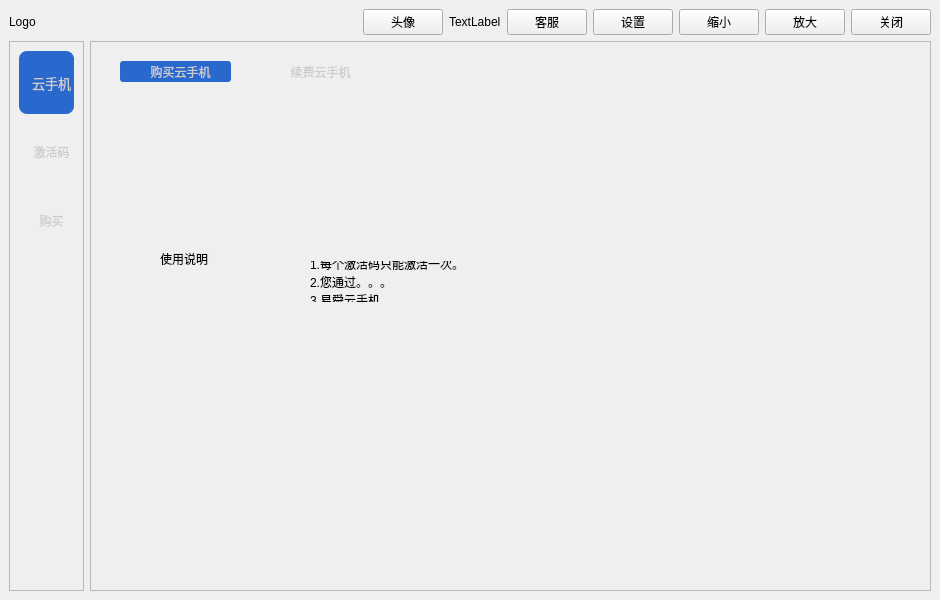
Old version of the form mainwindow.ui in the repository ZhouMei20220810/TEST.
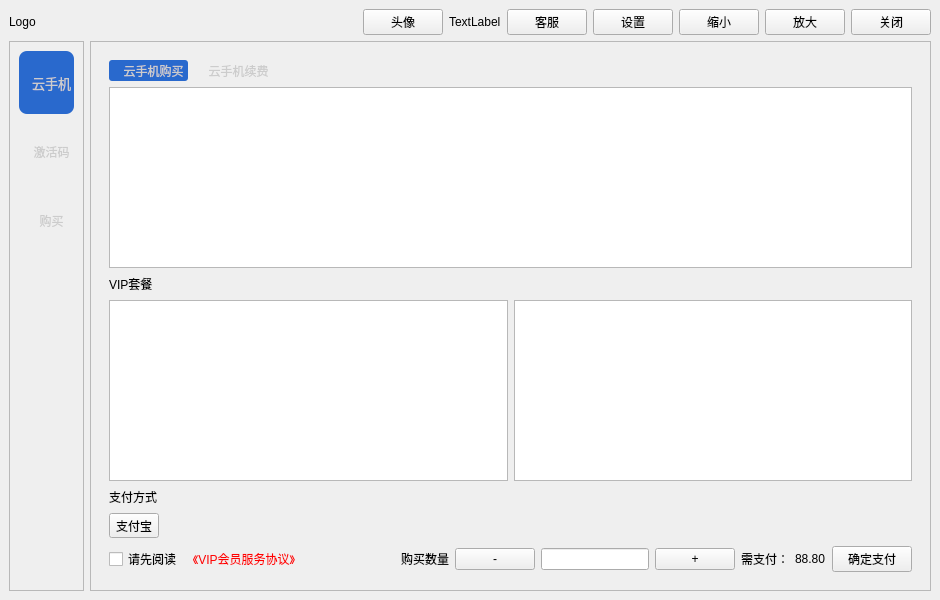
New version of the form. The open tabs and pages were chosen to show the change.

Commit message: 购买Tab页，云手机购买和云手机续费UI

The edit to the form file:
```diff
--- a/mainwindow.ui
+++ b/mainwindow.ui
@@ -559,15 +559,11 @@
             </widget>
            </widget>
            <widget class="QWidget" name="page_3">
+            <layout class="QVBoxLayout" name="verticalLayout_7">
+             <item>
+              <layout class="QHBoxLayout" name="horizontalLayout_15">
+               <item>
             <widget class="QToolButton" name="toolBtnBuyPhone">
-             <property name="geometry">
-              <rect>
-               <x>20</x>
-               <y>10</y>
-               <width>111</width>
-               <height>21</height>
-              </rect>
-             </property>
              <property name="styleSheet">
               <string notr="true">QToolButton {border:none;
 color: rgb(204, 204, 204);
@@ -583,18 +579,12 @@
 }</string>
              </property>
              <property name="text">
-              <string>购买云手机</string>
-             </property>
-            </widget>
+                  <string>云手机购买</string>
+                 </property>
+                </widget>
+               </item>
+               <item>
             <widget class="QToolButton" name="toolBtnRenewPhone">
-             <property name="geometry">
-              <rect>
-               <x>170</x>
-               <y>10</y>
-               <width>91</width>
-               <height>21</height>
-              </rect>
-             </property>
              <property name="styleSheet">
               <string notr="true">QToolButton {border:none;
 color: rgb(204, 204, 204);
@@ -609,49 +599,351 @@
 }</string>
              </property>
              <property name="text">
-              <string>续费云手机</string>
-             </property>
-            </widget>
-            <widget class="QLabel" name="label_3">
-             <property name="geometry">
-              <rect>
-               <x>60</x>
-               <y>200</y>
-               <width>53</width>
-               <height>15</height>
-              </rect>
-             </property>
-             <property name="text">
-              <string>使用说明：</string>
-             </property>
-            </widget>
+                  <string>云手机续费</string>
+                 </property>
+                </widget>
+               </item>
+               <item>
+                <spacer name="horizontalSpacer_14">
+                 <property name="orientation">
+                  <enum>Qt::Horizontal</enum>
+                 </property>
+                 <property name="sizeHint" stdset="0">
+                  <size>
+                   <width>40</width>
+                   <height>20</height>
+                  </size>
+                 </property>
+                </spacer>
+               </item>
+              </layout>
+             </item>
+             <item>
+              <widget class="QListWidget" name="listWidgetLevel"/>
+             </item>
+             <item>
+              <layout class="QHBoxLayout" name="horizontalLayout_12">
+               <item>
             <widget class="QLabel" name="label_2">
-             <property name="geometry">
-              <rect>
-               <x>210</x>
-               <y>210</y>
-               <width>481</width>
-               <height>41</height>
-              </rect>
-             </property>
+                 <property name="text">
+                  <string>VIP套餐</string>
+                 </property>
+                </widget>
+               </item>
+               <item>
+                <spacer name="horizontalSpacer_11">
+                 <property name="orientation">
+                  <enum>Qt::Horizontal</enum>
+                 </property>
+                 <property name="sizeHint" stdset="0">
+                  <size>
+                   <width>40</width>
+                   <height>20</height>
+                  </size>
+                 </property>
+                </spacer>
+               </item>
+              </layout>
+             </item>
+             <item>
+              <layout class="QHBoxLayout" name="horizontalLayout_16">
+               <item>
+                <widget class="QListWidget" name="listWidgetVIP"/>
+               </item>
+               <item>
+                <widget class="QListWidget" name="listWidgetRenewList"/>
+               </item>
+              </layout>
+             </item>
+             <item>
+              <layout class="QHBoxLayout" name="horizontalLayout_11">
+               <item>
+                <widget class="QLabel" name="label_3">
              <property name="text">
-              <string>1.每个激活码只能激活一次。
-2.您通过。。。
-3.易舜云手机。。。</string>
-             </property>
-            </widget>
-            <widget class="QStackedWidget" name="stackedWidget_2">
-             <property name="geometry">
-              <rect>
-               <x>110</x>
-               <y>50</y>
-               <width>631</width>
-               <height>151</height>
-              </rect>
-             </property>
-             <widget class="QWidget" name="pageBuy"/>
-             <widget class="QWidget" name="pageRenew"/>
-            </widget>
+                  <string>支付方式</string>
+                 </property>
+                </widget>
+               </item>
+               <item>
+                <spacer name="horizontalSpacer_10">
+                 <property name="orientation">
+                  <enum>Qt::Horizontal</enum>
+                 </property>
+                 <property name="sizeHint" stdset="0">
+                  <size>
+                   <width>40</width>
+                   <height>20</height>
+                  </size>
+                 </property>
+                </spacer>
+               </item>
+              </layout>
+             </item>
+             <item>
+              <layout class="QHBoxLayout" name="horizontalLayout_13">
+               <item>
+                <widget class="QToolButton" name="toolBtnPayZhifubao">
+                 <property name="text">
+                  <string>支付宝</string>
+                 </property>
+                </widget>
+               </item>
+               <item>
+                <spacer name="horizontalSpacer_12">
+                 <property name="orientation">
+                  <enum>Qt::Horizontal</enum>
+                 </property>
+                 <property name="sizeHint" stdset="0">
+                  <size>
+                   <width>40</width>
+                   <height>20</height>
+                  </size>
+                 </property>
+                </spacer>
+               </item>
+              </layout>
+             </item>
+             <item>
+              <spacer name="verticalSpacer_3">
+               <property name="orientation">
+                <enum>Qt::Vertical</enum>
+               </property>
+               <property name="sizeHint" stdset="0">
+                <size>
+                 <width>20</width>
+                 <height>13</height>
+                </size>
+               </property>
+              </spacer>
+             </item>
+             <item>
+              <layout class="QHBoxLayout" name="horizontalLayout_14">
+               <item>
+                <widget class="QCheckBox" name="checkBox">
+                 <property name="text">
+                  <string>请先阅读</string>
+                 </property>
+                </widget>
+               </item>
+               <item>
+                <widget class="QPushButton" name="btnVIPPolicy">
+                 <property name="palette">
+                  <palette>
+                   <active>
+                    <colorrole role="WindowText">
+                     <brush brushstyle="SolidPattern">
+                      <color alpha="255">
+                       <red>255</red>
+                       <green>0</green>
+                       <blue>0</blue>
+                      </color>
+                     </brush>
+                    </colorrole>
+                    <colorrole role="Button">
+                     <brush brushstyle="SolidPattern">
+                      <color alpha="255">
+                       <red>255</red>
+                       <green>255</green>
+                       <blue>255</blue>
+                      </color>
+                     </brush>
+                    </colorrole>
+                    <colorrole role="Text">
+                     <brush brushstyle="SolidPattern">
+                      <color alpha="255">
+                       <red>170</red>
+                       <green>0</green>
+                       <blue>0</blue>
+                      </color>
+                     </brush>
+                    </colorrole>
+                    <colorrole role="ButtonText">
+                     <brush brushstyle="SolidPattern">
+                      <color alpha="255">
+                       <red>255</red>
+                       <green>0</green>
+                       <blue>0</blue>
+                      </color>
+                     </brush>
+                    </colorrole>
+                    <colorrole role="PlaceholderText">
+                     <brush brushstyle="SolidPattern">
+                      <color alpha="128">
+                       <red>255</red>
+                       <green>0</green>
+                       <blue>0</blue>
+                      </color>
+                     </brush>
+                    </colorrole>
+                   </active>
+                   <inactive>
+                    <colorrole role="WindowText">
+                     <brush brushstyle="SolidPattern">
+                      <color alpha="255">
+                       <red>255</red>
+                       <green>0</green>
+                       <blue>0</blue>
+                      </color>
+                     </brush>
+                    </colorrole>
+                    <colorrole role="Button">
+                     <brush brushstyle="SolidPattern">
+                      <color alpha="255">
+                       <red>255</red>
+                       <green>255</green>
+                       <blue>255</blue>
+                      </color>
+                     </brush>
+                    </colorrole>
+                    <colorrole role="Text">
+                     <brush brushstyle="SolidPattern">
+                      <color alpha="255">
+                       <red>170</red>
+                       <green>0</green>
+                       <blue>0</blue>
+                      </color>
+                     </brush>
+                    </colorrole>
+                    <colorrole role="ButtonText">
+                     <brush brushstyle="SolidPattern">
+                      <color alpha="255">
+                       <red>255</red>
+                       <green>0</green>
+                       <blue>0</blue>
+                      </color>
+                     </brush>
+                    </colorrole>
+                    <colorrole role="PlaceholderText">
+                     <brush brushstyle="SolidPattern">
+                      <color alpha="128">
+                       <red>255</red>
+                       <green>0</green>
+                       <blue>0</blue>
+                      </color>
+                     </brush>
+                    </colorrole>
+                   </inactive>
+                   <disabled>
+                    <colorrole role="WindowText">
+                     <brush brushstyle="SolidPattern">
+                      <color alpha="255">
+                       <red>255</red>
+                       <green>0</green>
+                       <blue>0</blue>
+                      </color>
+                     </brush>
+                    </colorrole>
+                    <colorrole role="Button">
+                     <brush brushstyle="SolidPattern">
+                      <color alpha="255">
+                       <red>255</red>
+                       <green>255</green>
+                       <blue>255</blue>
+                      </color>
+                     </brush>
+                    </colorrole>
+                    <colorrole role="Text">
+                     <brush brushstyle="SolidPattern">
+                      <color alpha="255">
+                       <red>255</red>
+                       <green>0</green>
+                       <blue>0</blue>
+                      </color>
+                     </brush>
+                    </colorrole>
+                    <colorrole role="ButtonText">
+                     <brush brushstyle="SolidPattern">
+                      <color alpha="255">
+                       <red>255</red>
+                       <green>0</green>
+                       <blue>0</blue>
+                      </color>
+                     </brush>
+                    </colorrole>
+                    <colorrole role="PlaceholderText">
+                     <brush brushstyle="SolidPattern">
+                      <color alpha="128">
+                       <red>255</red>
+                       <green>0</green>
+                       <blue>0</blue>
+                      </color>
+                     </brush>
+                    </colorrole>
+                   </disabled>
+                  </palette>
+                 </property>
+                 <property name="styleSheet">
+                  <string notr="true">color:red</string>
+                 </property>
+                 <property name="text">
+                  <string>《VIP会员服务协议》</string>
+                 </property>
+                 <property name="flat">
+                  <bool>true</bool>
+                 </property>
+                </widget>
+               </item>
+               <item>
+                <spacer name="horizontalSpacer_13">
+                 <property name="orientation">
+                  <enum>Qt::Horizontal</enum>
+                 </property>
+                 <property name="sizeHint" stdset="0">
+                  <size>
+                   <width>40</width>
+                   <height>20</height>
+                  </size>
+                 </property>
+                </spacer>
+               </item>
+               <item>
+                <widget class="QLabel" name="label_6">
+                 <property name="text">
+                  <string>购买数量</string>
+                 </property>
+                </widget>
+               </item>
+               <item>
+                <widget class="QPushButton" name="btnDecrese">
+                 <property name="text">
+                  <string>-</string>
+                 </property>
+                </widget>
+               </item>
+               <item>
+                <widget class="QLineEdit" name="lineEditBuyNumber"/>
+               </item>
+               <item>
+                <widget class="QPushButton" name="btnAdd">
+                 <property name="text">
+                  <string>+</string>
+                 </property>
+                </widget>
+               </item>
+               <item>
+                <widget class="QLabel" name="label_7">
+                 <property name="text">
+                  <string>需支付：</string>
+                 </property>
+                </widget>
+               </item>
+               <item>
+                <widget class="QLabel" name="labelPayMoney">
+                 <property name="text">
+                  <string>88.80</string>
+                 </property>
+                </widget>
+               </item>
+               <item>
+                <widget class="QPushButton" name="btnBeginPay">
+                 <property name="text">
+                  <string>确定支付</string>
+                 </property>
+                </widget>
+               </item>
+              </layout>
+             </item>
+            </layout>
            </widget>
           </widget>
          </item>
```
Left out of the diff: 187 changed lines with no effect on the pictures. Lines whose indentation alone changed are shown as unchanged. The commit also changes 2 other files.
